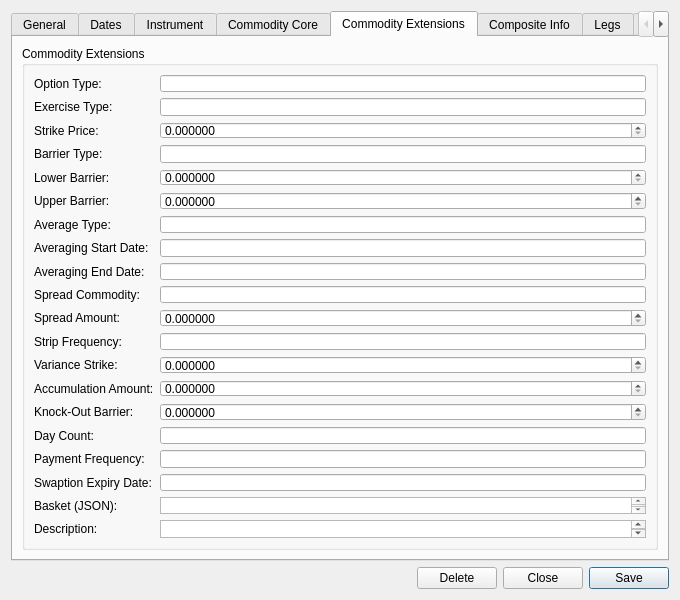
Qt form projects/ores.qt/ui/TradeDetailDialog.ui (OreStudio/OreStudio) before a commit.
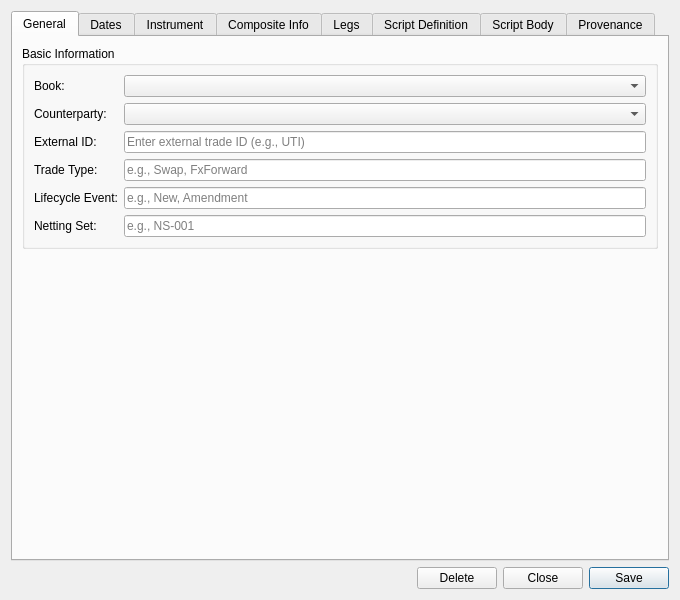
The same form after that commit. The open tabs and pages were chosen to show the change. Custom widgets are drawn as their Qt base class.

Commit message: [qt] Phase 4: extract Commodity into CommodityInstrumentForm

```diff
--- a/projects/ores.qt/ui/TradeDetailDialog.ui
+++ b/projects/ores.qt/ui/TradeDetailDialog.ui
@@ -237,155 +237,6 @@
        </item>
       </layout>
      </widget>
-     <widget class="QWidget" name="commodityCoreTab">
-      <attribute name="title">
-       <string>Commodity Core</string>
-      </attribute>
-      <layout class="QVBoxLayout" name="commodityCoreLayout">
-       <item>
-        <widget class="QGroupBox" name="commodityCoreGroup">
-         <property name="title"><string>Commodity Core</string></property>
-         <layout class="QFormLayout" name="commodityCoreFormLayout">
-          <item row="0" column="0"><widget class="QLabel"><property name="text"><string>Trade Type:</string></property></widget></item>
-          <item row="0" column="1"><widget class="QLineEdit" name="commodityTradeTypeCodeEdit"/></item>
-          <item row="1" column="0"><widget class="QLabel"><property name="text"><string>Commodity Code:</string></property></widget></item>
-          <item row="1" column="1"><widget class="QLineEdit" name="commodityCommodityCodeEdit"/></item>
-          <item row="2" column="0"><widget class="QLabel"><property name="text"><string>Currency:</string></property></widget></item>
-          <item row="2" column="1"><widget class="QLineEdit" name="commodityCurrencyEdit"/></item>
-          <item row="3" column="0"><widget class="QLabel"><property name="text"><string>Quantity:</string></property></widget></item>
-          <item row="3" column="1">
-           <widget class="QDoubleSpinBox" name="commodityQuantitySpinBox">
-            <property name="decimals"><number>6</number></property>
-            <property name="maximum"><double>999999999.000000</double></property>
-           </widget>
-          </item>
-          <item row="4" column="0"><widget class="QLabel"><property name="text"><string>Unit:</string></property></widget></item>
-          <item row="4" column="1"><widget class="QLineEdit" name="commodityUnitEdit"/></item>
-          <item row="5" column="0"><widget class="QLabel"><property name="text"><string>Start Date:</string></property></widget></item>
-          <item row="5" column="1"><widget class="QLineEdit" name="commodityStartDateEdit"/></item>
-          <item row="6" column="0"><widget class="QLabel"><property name="text"><string>Maturity Date:</string></property></widget></item>
-          <item row="6" column="1"><widget class="QLineEdit" name="commodityMaturityDateEdit"/></item>
-          <item row="7" column="0"><widget class="QLabel"><property name="text"><string>Fixed Price:</string></property></widget></item>
-          <item row="7" column="1">
-           <widget class="QDoubleSpinBox" name="commodityFixedPriceSpinBox">
-            <property name="decimals"><number>6</number></property>
-            <property name="maximum"><double>999999999.000000</double></property>
-           </widget>
-          </item>
-         </layout>
-        </widget>
-       </item>
-       <item>
-        <spacer name="commodityCoreSpacer">
-         <property name="orientation"><enum>Qt::Vertical</enum></property>
-         <property name="sizeHint" stdset="0"><size><width>20</width><height>20</height></size></property>
-        </spacer>
-       </item>
-      </layout>
-     </widget>
-     <widget class="QWidget" name="commodityExtensionsTab">
-      <attribute name="title">
-       <string>Commodity Extensions</string>
-      </attribute>
-      <layout class="QVBoxLayout" name="commodityExtensionsLayout">
-       <item>
-        <widget class="QGroupBox" name="commodityExtensionsGroup">
-         <property name="title"><string>Commodity Extensions</string></property>
-         <layout class="QFormLayout" name="commodityExtensionsFormLayout">
-          <item row="0" column="0"><widget class="QLabel"><property name="text"><string>Option Type:</string></property></widget></item>
-          <item row="0" column="1"><widget class="QLineEdit" name="commodityOptionTypeEdit"/></item>
-          <item row="1" column="0"><widget class="QLabel"><property name="text"><string>Exercise Type:</string></property></widget></item>
-          <item row="1" column="1"><widget class="QLineEdit" name="commodityExerciseTypeEdit"/></item>
-          <item row="2" column="0"><widget class="QLabel"><property name="text"><string>Strike Price:</string></property></widget></item>
-          <item row="2" column="1">
-           <widget class="QDoubleSpinBox" name="commodityStrikePriceSpinBox">
-            <property name="decimals"><number>6</number></property>
-            <property name="maximum"><double>999999999.000000</double></property>
-           </widget>
-          </item>
-          <item row="3" column="0"><widget class="QLabel"><property name="text"><string>Barrier Type:</string></property></widget></item>
-          <item row="3" column="1"><widget class="QLineEdit" name="commodityBarrierTypeEdit"/></item>
-          <item row="4" column="0"><widget class="QLabel"><property name="text"><string>Lower Barrier:</string></property></widget></item>
-          <item row="4" column="1">
-           <widget class="QDoubleSpinBox" name="commodityLowerBarrierSpinBox">
-            <property name="decimals"><number>6</number></property>
-            <property name="maximum"><double>999999999.000000</double></property>
-           </widget>
-          </item>
-          <item row="5" column="0"><widget class="QLabel"><property name="text"><string>Upper Barrier:</string></property></widget></item>
-          <item row="5" column="1">
-           <widget class="QDoubleSpinBox" name="commodityUpperBarrierSpinBox">
-            <property name="decimals"><number>6</number></property>
-            <property name="maximum"><double>999999999.000000</double></property>
-           </widget>
-          </item>
-          <item row="6" column="0"><widget class="QLabel"><property name="text"><string>Average Type:</string></property></widget></item>
-          <item row="6" column="1"><widget class="QLineEdit" name="commodityAverageTypeEdit"/></item>
-          <item row="7" column="0"><widget class="QLabel"><property name="text"><string>Averaging Start Date:</string></property></widget></item>
-          <item row="7" column="1"><widget class="QLineEdit" name="commodityAveragingStartDateEdit"/></item>
-          <item row="8" column="0"><widget class="QLabel"><property name="text"><string>Averaging End Date:</string></property></widget></item>
-          <item row="8" column="1"><widget class="QLineEdit" name="commodityAveragingEndDateEdit"/></item>
-          <item row="9" column="0"><widget class="QLabel"><property name="text"><string>Spread Commodity:</string></property></widget></item>
-          <item row="9" column="1"><widget class="QLineEdit" name="commoditySpreadCommodityCodeEdit"/></item>
-          <item row="10" column="0"><widget class="QLabel"><property name="text"><string>Spread Amount:</string></property></widget></item>
-          <item row="10" column="1">
-           <widget class="QDoubleSpinBox" name="commoditySpreadAmountSpinBox">
-            <property name="decimals"><number>6</number></property>
-            <property name="maximum"><double>999999999.000000</double></property>
-           </widget>
-          </item>
-          <item row="11" column="0"><widget class="QLabel"><property name="text"><string>Strip Frequency:</string></property></widget></item>
-          <item row="11" column="1"><widget class="QLineEdit" name="commodityStripFrequencyCodeEdit"/></item>
-          <item row="12" column="0"><widget class="QLabel"><property name="text"><string>Variance Strike:</string></property></widget></item>
-          <item row="12" column="1">
-           <widget class="QDoubleSpinBox" name="commodityVarianceStrikeSpinBox">
-            <property name="decimals"><number>6</number></property>
-            <property name="maximum"><double>999999999.000000</double></property>
-           </widget>
-          </item>
-          <item row="13" column="0"><widget class="QLabel"><property name="text"><string>Accumulation Amount:</string></property></widget></item>
-          <item row="13" column="1">
-           <widget class="QDoubleSpinBox" name="commodityAccumulationAmountSpinBox">
-            <property name="decimals"><number>6</number></property>
-            <property name="maximum"><double>999999999.000000</double></property>
-           </widget>
-          </item>
-          <item row="14" column="0"><widget class="QLabel"><property name="text"><string>Knock-Out Barrier:</string></property></widget></item>
-          <item row="14" column="1">
-           <widget class="QDoubleSpinBox" name="commodityKnockOutBarrierSpinBox">
-            <property name="decimals"><number>6</number></property>
-            <property name="maximum"><double>999999999.000000</double></property>
-           </widget>
-          </item>
-          <item row="15" column="0"><widget class="QLabel"><property name="text"><string>Day Count:</string></property></widget></item>
-          <item row="15" column="1"><widget class="QLineEdit" name="commodityDayCountCodeEdit"/></item>
-          <item row="16" column="0"><widget class="QLabel"><property name="text"><string>Payment Frequency:</string></property></widget></item>
-          <item row="16" column="1"><widget class="QLineEdit" name="commodityPaymentFrequencyCodeEdit"/></item>
-          <item row="17" column="0"><widget class="QLabel"><property name="text"><string>Swaption Expiry Date:</string></property></widget></item>
-          <item row="17" column="1"><widget class="QLineEdit" name="commoditySwaptionExpiryDateEdit"/></item>
-          <item row="18" column="0"><widget class="QLabel"><property name="text"><string>Basket (JSON):</string></property></widget></item>
-          <item row="18" column="1">
-           <widget class="QPlainTextEdit" name="commodityBasketJsonEdit">
-            <property name="maximumHeight"><number>80</number></property>
-           </widget>
-          </item>
-          <item row="19" column="0"><widget class="QLabel"><property name="text"><string>Description:</string></property></widget></item>
-          <item row="19" column="1">
-           <widget class="QPlainTextEdit" name="commodityDescriptionEdit">
-            <property name="maximumHeight"><number>80</number></property>
-           </widget>
-          </item>
-         </layout>
-        </widget>
-       </item>
-       <item>
-        <spacer name="commodityExtensionsSpacer">
-         <property name="orientation"><enum>Qt::Vertical</enum></property>
-         <property name="sizeHint" stdset="0"><size><width>20</width><height>20</height></size></property>
-        </spacer>
-       </item>
-      </layout>
-     </widget>
      <widget class="QWidget" name="compositeCoreTab">
       <attribute name="title">
        <string>Composite Info</string>
```
The commit also changes 6 other files.
